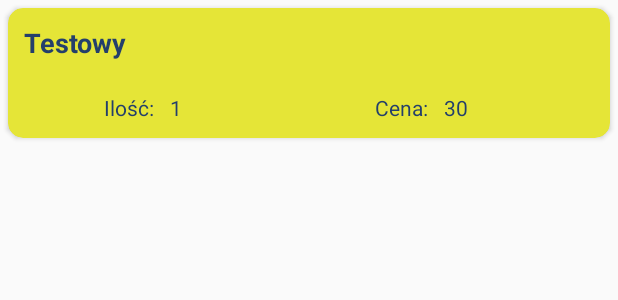
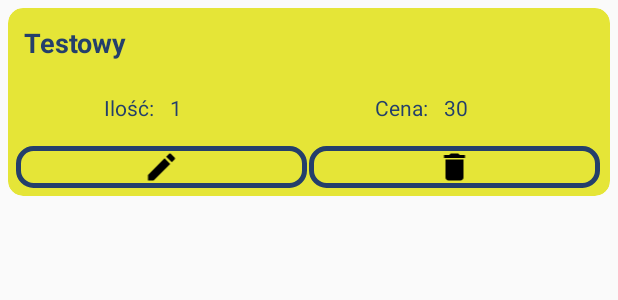
Before and after one commit to hbartek230/PierwszaApi, an Android app: the layout order_item_view.xml on its own in the app's theme, with its tools: preview values and no code run, on a phone screen of 412 x 824 dp. Shown: the top 300 px of the screen. Run offline under Robolectric (Android 15) with nearby library versions, the phone set to English and light mode, and no system bars.

Commit message:
added listener to OrderAdapter, changed deleting item from RecyclerView

```diff
--- a/app/src/main/java/com/example/bhren/myapplication/Fragment1.java
+++ b/app/src/main/java/com/example/bhren/myapplication/Fragment1.java
@@ -36,7 +36,6 @@ public class Fragment1 extends Fragment {
     private EditText twAmount;
     private TextView twSummary;
     private EditText twQuantity;
-    private EditText etCustName;
     private Spinner honeySpinner;
     private Switch switcherPrice;
     private Button btnAddToCart;
@@ -54,7 +53,6 @@ public class Fragment1 extends Fragment {
         switcherPrice = fragmentView.findViewById(R.id.switcherPrice);
         twSummary = fragmentView.findViewById(R.id.twDefaultPrice);
         btnAddToCart = fragmentView.findViewById(R.id.btnAddToCart);
-        etCustName = fragmentView.findViewById(R.id.etCustName);
 
         getGlasses();
         getAmount();
@@ -130,12 +128,10 @@ public class Fragment1 extends Fragment {
                 }
                 if (twAmount.getText().toString().isEmpty() || twAmount.getText().toString().equals("0")) {
                     Toast.makeText(getActivity(), "Nie wprowadzono kwoty", Toast.LENGTH_SHORT).show();
-                }
-                if (etCustName.getText().toString().isEmpty()) {
-                    Toast.makeText(getActivity(), "Nie wprowadzono nazwy kupującego", Toast.LENGTH_SHORT).show();
                 } else {
                     TempOrder setToCart = new TempOrder(twSummary.getText().toString(), honeySpinner.getSelectedItem().toString(), twQuantity.getText().toString());
                     addCartRef.setValue(setToCart);
+                    Toast.makeText(getContext(), "Dodano do zamównienia", Toast.LENGTH_SHORT).show();
                 }
 
             }
--- /dev/null
+++ b/app/src/main/java/com/example/bhren/myapplication/Inteface/OrderClickListener.java
@@ -0,0 +1,5 @@
+package com.example.bhren.myapplication.Inteface;
+
+public interface OrderClickListener {
+    void onOrderDelete(String key);
+}
--- /dev/null
+++ b/app/src/main/res/drawable/edit_delete_panel.xml
@@ -0,0 +1,9 @@
+<?xml version="1.0" encoding="utf-8"?><!--  res/drawable/rounded_edittext.xml -->
+<shape xmlns:android="http://schemas.android.com/apk/res/android"
+    android:padding="10dp"
+    android:shape="rectangle">
+    <stroke
+        android:width="3dp"
+        android:color="@color/primaryColor" />
+    <corners android:radius="10dp"/>
+</shape>
--- /dev/null
+++ b/app/src/main/res/drawable/ic_delete_black_24dp.xml
@@ -0,0 +1,9 @@
+<vector xmlns:android="http://schemas.android.com/apk/res/android"
+        android:width="24dp"
+        android:height="24dp"
+        android:viewportWidth="24.0"
+        android:viewportHeight="24.0">
+    <path
+        android:fillColor="#FF000000"
+        android:pathData="M6,19c0,1.1 0.9,2 2,2h8c1.1,0 2,-0.9 2,-2V7H6v12zM19,4h-3.5l-1,-1h-5l-1,1H5v2h14V4z"/>
+</vector>
--- /dev/null
+++ b/app/src/main/res/drawable/ic_edit_black_24dp.xml
@@ -0,0 +1,9 @@
+<vector xmlns:android="http://schemas.android.com/apk/res/android"
+        android:width="24dp"
+        android:height="24dp"
+        android:viewportWidth="24.0"
+        android:viewportHeight="24.0">
+    <path
+        android:fillColor="#FF000000"
+        android:pathData="M3,17.25V21h3.75L17.81,9.94l-3.75,-3.75L3,17.25zM20.71,7.04c0.39,-0.39 0.39,-1.02 0,-1.41l-2.34,-2.34c-0.39,-0.39 -1.02,-0.39 -1.41,0l-1.83,1.83 3.75,3.75 1.83,-1.83z"/>
+</vector>
--- a/app/src/main/res/layout/order_item_view.xml
+++ b/app/src/main/res/layout/order_item_view.xml
@@ -1,6 +1,7 @@
 <?xml version="1.0" encoding="utf-8"?>
 <android.support.v7.widget.CardView xmlns:android="http://schemas.android.com/apk/res/android"
     xmlns:app="http://schemas.android.com/apk/res-auto"
+    xmlns:tools="http://schemas.android.com/tools"
     android:id="@+id/itemCardView"
     android:layout_width="match_parent"
     android:layout_height="wrap_content"
@@ -14,8 +15,13 @@
 
     <LinearLayout
         android:layout_width="match_parent"
+        android:layout_height="wrap_content"
+        android:orientation="vertical">
+
+        <LinearLayout
+            android:layout_width="match_parent"
             android:layout_height="match_parent"
-        android:orientation="vertical">
+            android:orientation="horizontal">
 
             <TextView
                 android:id="@+id/twOrderItem"
@@ -25,6 +31,7 @@
                 android:layout_marginLeft="5dp"
                 android:layout_marginRight="5dp"
                 android:layout_marginTop="5dp"
+                android:layout_weight="1"
                 android:paddingBottom="5dp"
                 android:paddingLeft="5dp"
                 android:paddingRight="5dp"
@@ -33,6 +40,8 @@
                 android:textColor="@color/primaryColor"
                 android:textSize="18sp"
                 android:textStyle="bold" />
+
+        </LinearLayout>
 
         <LinearLayout
             android:layout_width="match_parent"
@@ -115,6 +124,37 @@
 
         </LinearLayout>
 
+        <LinearLayout
+            android:layout_width="match_parent"
+            android:layout_height="match_parent"
+            android:layout_margin="5dp"
+            android:orientation="horizontal">
+
+            <ImageView
+                android:id="@+id/imageView4"
+                android:layout_width="wrap_content"
+                android:layout_height="wrap_content"
+                android:layout_marginRight="1dp"
+                android:layout_weight="1"
+                android:background="@drawable/edit_delete_panel"
+                android:paddingBottom="2dp"
+                android:paddingTop="2dp"
+                app:srcCompat="@drawable/ic_edit_black_24dp"
+                tools:ignore="VectorDrawableCompat" />
+
+            <ImageView
+                android:id="@+id/imageDelete"
+                android:layout_width="wrap_content"
+                android:layout_height="wrap_content"
+                android:layout_marginRight="1dp"
+                android:layout_weight="1"
+                android:background="@drawable/edit_delete_panel"
+                android:paddingBottom="2dp"
+                android:paddingTop="2dp"
+                app:srcCompat="@drawable/ic_delete_black_24dp"
+                tools:ignore="VectorDrawableCompat" />
+        </LinearLayout>
+
     </LinearLayout>
 
 </android.support.v7.widget.CardView>
--- a/app/src/main/res/values/colors.xml
+++ b/app/src/main/res/values/colors.xml
@@ -7,5 +7,4 @@
     <color name="primaryColor">#243f6B</color>
     <color name="secondaryColor">#e5e537</color>
     <color name="primaryText">#B2B2B2</color>
-    <color name="text_color_primary">#e5e537</color>
 </resources>
--- a/app/src/main/res/values/styles.xml
+++ b/app/src/main/res/values/styles.xml
@@ -6,11 +6,29 @@
         <item name="colorPrimary">@color/colorPrimary</item>
         <item name="colorPrimaryDark">@color/colorPrimaryDark</item>
         <item name="colorAccent">@color/secondaryColor</item>
+        <item name="popupMenuStyle">@style/popupMenuStyle</item>
+        <item name="android:textAppearanceSmallPopupMenu">@style/myPopupMenuTextColorSmall</item>
+        <item name="android:textAppearanceLargePopupMenu">@style/myPopupMenuTextColorLarge</item>
     </style>
 
     <style name="AppTheme.AppBarOverlay" parent="ThemeOverlay.AppCompat.Dark.ActionBar" />
 
-    <style name="AppTheme.PopupOverlay" parent="ThemeOverlay.AppCompat.Light" />
+    <style name="AppTheme.PopupOverlay" parent="ThemeOverlay.AppCompat.Light">
+
+    </style>
+
+
+    <style name="popupMenuStyle" parent="Widget.AppCompat.PopupMenu">
+        <item name="android:popupBackground">@color/primaryColor</item>
+    </style>
+
+    <style name="myPopupMenuTextColorSmall" parent="TextAppearance.AppCompat.Widget.PopupMenu.Small">
+        <item name="android:textColor">@color/secondaryColor</item>
+    </style>
+
+    <style name="myPopupMenuTextColorLarge" parent="TextAppearance.AppCompat.Widget.PopupMenu.Large">
+        <item name="android:textColor">@color/secondaryColor</item>
+    </style>
 
     <style name="MainTheme" parent="AppTheme">
         <item name="android:textColorPrimary">@color/secondaryColor</item>
```
Also changed, not shown: app/src/main/java/com/example/bhren/myapplication/Common/TempOrderBill.java (added, +32 -0 lines), app/src/main/java/com/example/bhren/myapplication/Fragment2.java (+31 -24 lines), app/src/main/java/com/example/bhren/myapplication/ViewHolder/OrderAdapter.java (+47 -19 lines), app/src/main/res/layout/fragment_frag1.xml (+2 -14 lines), app/src/main/res/menu/bill_context_menu.xml (added, +9 -0 lines). Lines whose indentation alone changed are shown as unchanged.
